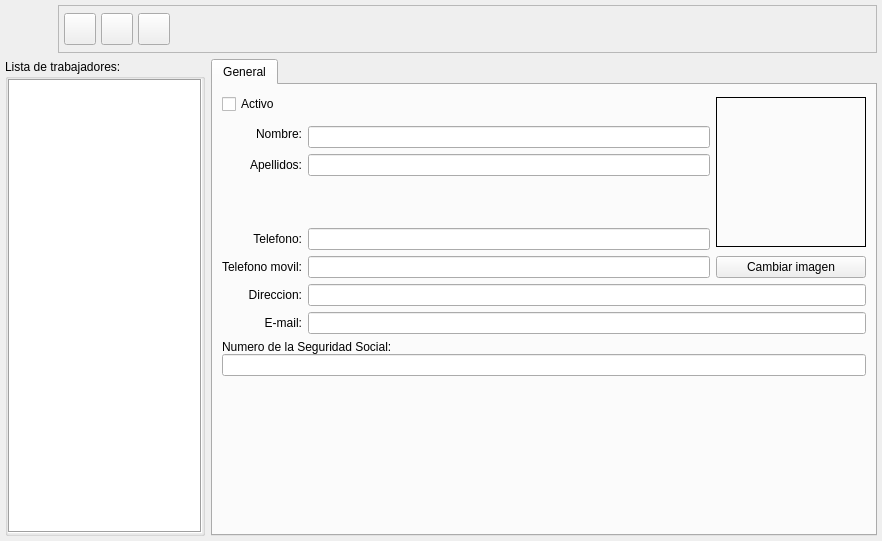
The window that bulmages/bulmafact/plugins/pluginbf_actividad/tipoactividadbase.ui (eboladev/Bulmages-1) describes before a commit, drawn with Qt 5.
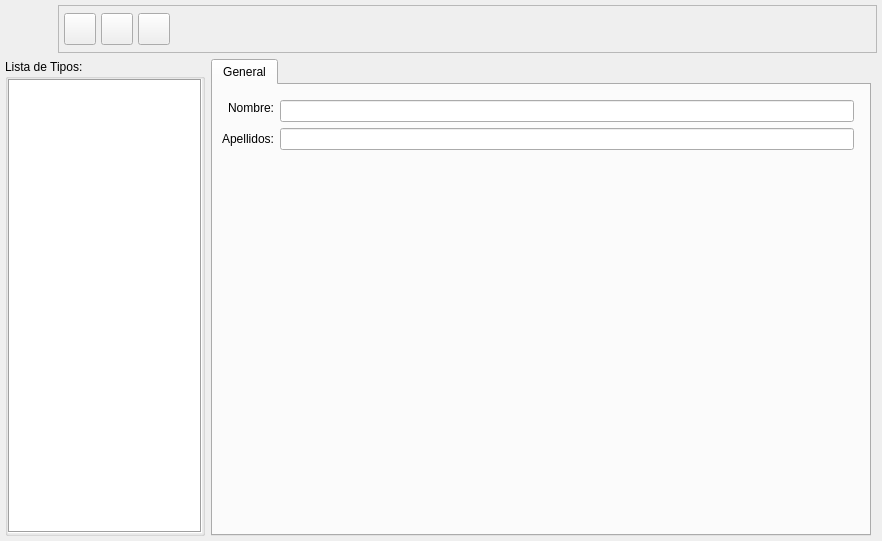
The same window after the commit. Icons and pictures are not drawn.

Diff of the .ui file:
```diff
--- a/bulmages/bulmafact/plugins/pluginbf_actividad/tipoactividadbase.ui
+++ b/bulmages/bulmafact/plugins/pluginbf_actividad/tipoactividadbase.ui
@@ -24,226 +24,6 @@
    <property name="spacing" >
     <number>6</number>
    </property>
-   <item row="1" column="1" >
-    <widget class="QTabWidget" name="mui_tab" >
-     <property name="currentIndex" >
-      <number>0</number>
-     </property>
-     <widget class="QWidget" name="tab" >
-      <property name="geometry" >
-       <rect>
-        <x>0</x>
-        <y>0</y>
-        <width>662</width>
-        <height>445</height>
-       </rect>
-      </property>
-      <attribute name="title" >
-       <string>General</string>
-      </attribute>
-      <layout class="QGridLayout" >
-       <property name="margin" >
-        <number>9</number>
-       </property>
-       <property name="spacing" >
-        <number>6</number>
-       </property>
-       <item row="6" column="1" >
-        <widget class="QLineEdit" name="m_moviltrabajador" >
-         <property name="enabled" >
-          <bool>true</bool>
-         </property>
-        </widget>
-       </item>
-       <item row="2" column="1" >
-        <widget class="QLineEdit" name="m_nomtrabajador" />
-       </item>
-       <item row="10" column="0" colspan="3" >
-        <widget class="QFrame" name="m_frameplugin" >
-         <property name="frameShape" >
-          <enum>QFrame::StyledPanel</enum>
-         </property>
-         <property name="frameShadow" >
-          <enum>QFrame::Raised</enum>
-         </property>
-        </widget>
-       </item>
-       <item row="5" column="0" >
-        <widget class="QLabel" name="label_4" >
-         <property name="text" >
-          <string>Telefono:</string>
-         </property>
-         <property name="alignment" >
-          <set>Qt::AlignRight|Qt::AlignTrailing|Qt::AlignVCenter</set>
-         </property>
-        </widget>
-       </item>
-       <item rowspan="6" row="0" column="2" >
-        <widget class="QLabel" name="m_imagen" >
-         <property name="sizePolicy" >
-          <sizepolicy vsizetype="Fixed" hsizetype="Fixed" >
-           <horstretch>0</horstretch>
-           <verstretch>0</verstretch>
-          </sizepolicy>
-         </property>
-         <property name="minimumSize" >
-          <size>
-           <width>150</width>
-           <height>150</height>
-          </size>
-         </property>
-         <property name="frameShape" >
-          <enum>QFrame::Box</enum>
-         </property>
-         <property name="frameShadow" >
-          <enum>QFrame::Plain</enum>
-         </property>
-         <property name="scaledContents" >
-          <bool>true</bool>
-         </property>
-        </widget>
-       </item>
-       <item row="0" column="0" colspan="2" >
-        <widget class="QCheckBox" name="m_activotrabajador" >
-         <property name="text" >
-          <string>Activo</string>
-         </property>
-        </widget>
-       </item>
-       <item row="7" column="1" colspan="2" >
-        <widget class="QLineEdit" name="m_dirtrabajador" />
-       </item>
-       <item rowspan="2" row="1" column="0" >
-        <widget class="QLabel" name="label_1" >
-         <property name="text" >
-          <string>Nombre:</string>
-         </property>
-         <property name="alignment" >
-          <set>Qt::AlignRight|Qt::AlignTrailing|Qt::AlignVCenter</set>
-         </property>
-        </widget>
-       </item>
-       <item row="3" column="1" >
-        <widget class="QLineEdit" name="m_apellidostrabajador" />
-       </item>
-       <item row="7" column="0" >
-        <widget class="QLabel" name="label_6" >
-         <property name="text" >
-          <string>Direccion:</string>
-         </property>
-         <property name="alignment" >
-          <set>Qt::AlignRight|Qt::AlignTrailing|Qt::AlignVCenter</set>
-         </property>
-        </widget>
-       </item>
-       <item row="5" column="1" >
-        <widget class="QLineEdit" name="m_teltrabajador" >
-         <property name="enabled" >
-          <bool>true</bool>
-         </property>
-        </widget>
-       </item>
-       <item row="11" column="0" colspan="3" >
-        <spacer>
-         <property name="orientation" >
-          <enum>Qt::Vertical</enum>
-         </property>
-         <property name="sizeHint" stdset="0" >
-          <size>
-           <width>569</width>
-           <height>16</height>
-          </size>
-         </property>
-        </spacer>
-       </item>
-       <item row="9" column="0" colspan="3" >
-        <layout class="QVBoxLayout" >
-         <property name="spacing" >
-          <number>0</number>
-         </property>
-         <property name="margin" >
-          <number>0</number>
-         </property>
-         <item>
-          <widget class="QLabel" name="label_8" >
-           <property name="text" >
-            <string>Numero de la Seguridad Social:</string>
-           </property>
-          </widget>
-         </item>
-         <item>
-          <widget class="QLineEdit" name="m_nsstrabajador" >
-           <property name="enabled" >
-            <bool>true</bool>
-           </property>
-          </widget>
-         </item>
-        </layout>
-       </item>
-       <item row="4" column="1" >
-        <spacer>
-         <property name="orientation" >
-          <enum>Qt::Vertical</enum>
-         </property>
-         <property name="sizeType" >
-          <enum>QSizePolicy::Ignored</enum>
-         </property>
-         <property name="sizeHint" stdset="0" >
-          <size>
-           <width>20</width>
-           <height>40</height>
-          </size>
-         </property>
-        </spacer>
-       </item>
-       <item row="3" column="0" >
-        <widget class="QLabel" name="label_3" >
-         <property name="text" >
-          <string>Apellidos:</string>
-         </property>
-         <property name="alignment" >
-          <set>Qt::AlignRight|Qt::AlignTrailing|Qt::AlignVCenter</set>
-         </property>
-        </widget>
-       </item>
-       <item row="6" column="2" >
-        <widget class="QPushButton" name="mui_imagen" >
-         <property name="text" >
-          <string>Cambiar imagen</string>
-         </property>
-        </widget>
-       </item>
-       <item row="6" column="0" >
-        <widget class="QLabel" name="label_5" >
-         <property name="text" >
-          <string>Telefono movil:</string>
-         </property>
-         <property name="alignment" >
-          <set>Qt::AlignRight|Qt::AlignTrailing|Qt::AlignVCenter</set>
-         </property>
-        </widget>
-       </item>
-       <item row="8" column="1" colspan="2" >
-        <widget class="QLineEdit" name="m_emailtrabajador" >
-         <property name="enabled" >
-          <bool>true</bool>
-         </property>
-        </widget>
-       </item>
-       <item row="8" column="0" >
-        <widget class="QLabel" name="label_7" >
-         <property name="text" >
-          <string>E-mail:</string>
-         </property>
-         <property name="alignment" >
-          <set>Qt::AlignRight|Qt::AlignTrailing|Qt::AlignVCenter</set>
-         </property>
-        </widget>
-       </item>
-      </layout>
-     </widget>
-    </widget>
-   </item>
    <item row="1" column="0" >
     <widget class="QGroupBox" name="groupBox" >
      <property name="sizePolicy" >
@@ -259,7 +39,7 @@
       </size>
      </property>
      <property name="title" >
-      <string>Lista de trabajadores:</string>
+      <string>Lista de Tipos:</string>
      </property>
      <layout class="QGridLayout" >
       <property name="margin" >
@@ -287,7 +67,7 @@
      </layout>
     </widget>
    </item>
-   <item row="0" column="0" colspan="2" >
+   <item row="0" column="0" colspan="3" >
     <layout class="QHBoxLayout" >
      <property name="spacing" >
       <number>5</number>
@@ -458,6 +238,101 @@
      </item>
     </layout>
    </item>
+   <item row="1" column="1" >
+    <widget class="QTabWidget" name="mui_tab" >
+     <property name="currentIndex" >
+      <number>0</number>
+     </property>
+     <widget class="QWidget" name="tab" >
+      <attribute name="title" >
+       <string>General</string>
+      </attribute>
+      <layout class="QGridLayout" >
+       <property name="margin" >
+        <number>9</number>
+       </property>
+       <property name="spacing" >
+        <number>6</number>
+       </property>
+       <item row="1" column="1" >
+        <widget class="QLineEdit" name="m_nombretipoactividad" />
+       </item>
+       <item row="5" column="0" colspan="3" >
+        <widget class="QFrame" name="m_frameplugin" >
+         <property name="frameShape" >
+          <enum>QFrame::StyledPanel</enum>
+         </property>
+         <property name="frameShadow" >
+          <enum>QFrame::Raised</enum>
+         </property>
+        </widget>
+       </item>
+       <item rowspan="2" row="0" column="0" >
+        <widget class="QLabel" name="label_1" >
+         <property name="text" >
+          <string>Nombre:</string>
+         </property>
+         <property name="alignment" >
+          <set>Qt::AlignRight|Qt::AlignTrailing|Qt::AlignVCenter</set>
+         </property>
+        </widget>
+       </item>
+       <item row="2" column="1" >
+        <widget class="QLineEdit" name="m_apellidostrabajador" />
+       </item>
+       <item row="6" column="0" colspan="3" >
+        <spacer>
+         <property name="orientation" >
+          <enum>Qt::Vertical</enum>
+         </property>
+         <property name="sizeHint" stdset="0" >
+          <size>
+           <width>569</width>
+           <height>16</height>
+          </size>
+         </property>
+        </spacer>
+       </item>
+       <item row="4" column="0" colspan="3" >
+        <layout class="QVBoxLayout" >
+         <property name="spacing" >
+          <number>0</number>
+         </property>
+         <property name="margin" >
+          <number>0</number>
+         </property>
+        </layout>
+       </item>
+       <item row="3" column="1" >
+        <spacer>
+         <property name="orientation" >
+          <enum>Qt::Vertical</enum>
+         </property>
+         <property name="sizeType" >
+          <enum>QSizePolicy::Ignored</enum>
+         </property>
+         <property name="sizeHint" stdset="0" >
+          <size>
+           <width>20</width>
+           <height>40</height>
+          </size>
+         </property>
+        </spacer>
+       </item>
+       <item row="2" column="0" >
+        <widget class="QLabel" name="label_3" >
+         <property name="text" >
+          <string>Apellidos:</string>
+         </property>
+         <property name="alignment" >
+          <set>Qt::AlignRight|Qt::AlignTrailing|Qt::AlignVCenter</set>
+         </property>
+        </widget>
+       </item>
+      </layout>
+     </widget>
+    </widget>
+   </item>
   </layout>
  </widget>
  <layoutdefault spacing="2" margin="2" />
```
Left out of the diff: 28 changed lines with no effect on the pictures.
